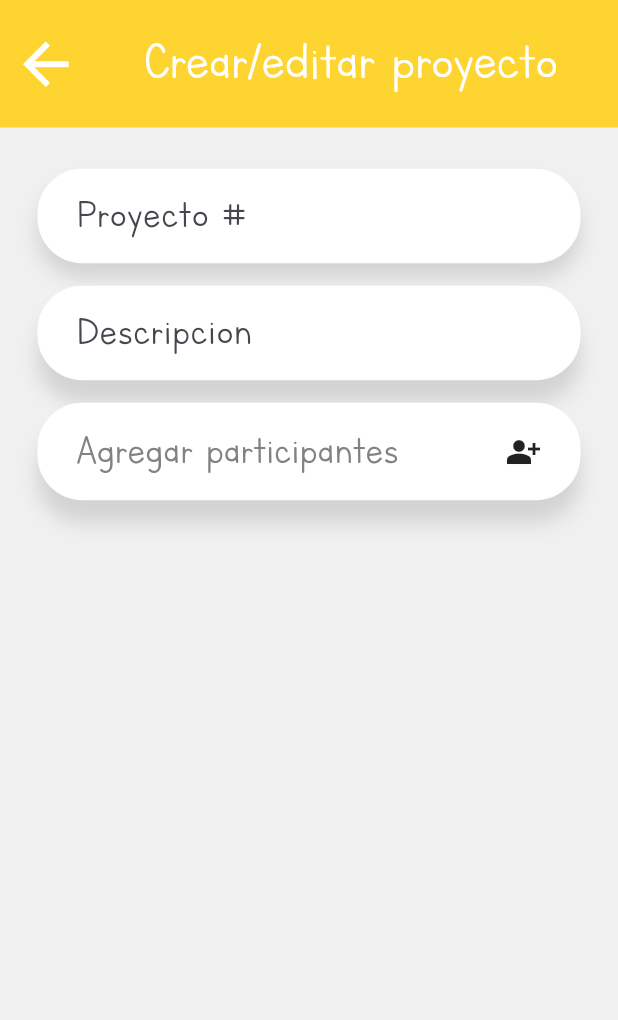
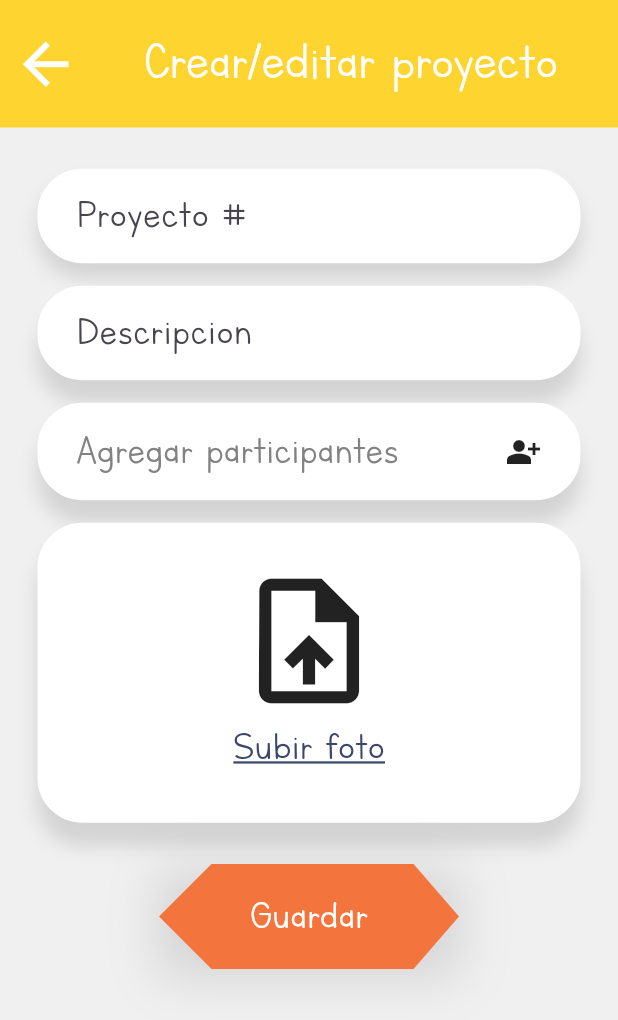
Before and after one commit to Sebastian-Buitrag0/Bee-Note, a Flutter app: the ProjectScreen screen opened by its route, on a phone screen of 412 x 824 dp. Shown: the top 1020 px of the screen. Run offline on Flutter 3.47's test engine with Material 3 defaults, Android fonts, the phone set to English and light mode, and no system bars; our stand-ins replace image_picker, intl_phone_field.

Commit message:
Se implementó Picker de galleria y foto para que el usuario pudiera subir una imagen al proyecto como portada

```diff
--- a/front_end/bee_note_application/lib/widgets/formulario_proyecto.dart
+++ b/front_end/bee_note_application/lib/widgets/formulario_proyecto.dart
@@ -1,5 +1,10 @@
+import 'package:flutter/material.dart';
+
 import 'package:bee_note_application/widgets/widgsts.dart';
-import 'package:flutter/material.dart';
+import 'dart:io';
+import 'dart:typed_data';
+
+import 'package:image_picker/image_picker.dart';
 
 class FormProyect extends StatefulWidget {
   const FormProyect({super.key});
@@ -12,6 +17,9 @@ class _FormProyetcStaet extends State<FormProyect> {
 
   final projectNamwController = TextEditingController();
   final descriptionController = TextEditingController();
+
+  Uint8List? _image;
+  File? selectedImage;
 
   @override
   Widget build(BuildContext context) {
@@ -33,13 +41,188 @@ class _FormProyetcStaet extends State<FormProyect> {
           ),
 
           _ParticipantButton(
-            onTap: () {
-              print('Funciona');
+            onTap: () => Navigator.pushNamed(context, 'collaborator'),
+          ),
+
+          _BuildSelectedImage(
+            onTapContainer: () => showImagePckerOption(context),
+            onTapText: () => showImagePckerOption(context),
+            image: _image,
+          ),
+
+          const SizedBox(height: 20,),
+
+          HexagonalButton(
+            onTap:() {
+              // todo: funcion para guardar los campos de nuevo proyecto
             },
-          )
+            text: 'Guardar',
+          ),
 
+          const SizedBox(height: 20,),
         ],
       ),
+    );
+  }
+
+  // Mostrar imagen en Avatar
+  void showImagePckerOption(BuildContext context){
+    showModalBottomSheet(
+      backgroundColor: Colors.amber[200],
+      context: context,
+      builder: (builder){
+
+        return Padding(
+          padding: const EdgeInsets.all(28.0),
+          child: SizedBox(
+            width: MediaQuery.of(context).size.width,
+            height: MediaQuery.of(context).size.height / 6.5,
+            child: Row(
+              children: [
+
+                Expanded(
+                  child: InkWell(
+                    onTap: (){
+                      _pickerImageFromGallery();
+                    },
+                    child: const SizedBox(
+                      child: Column(
+                        children: [
+                          Icon(Icons.image, size: 70,color: Color(0xFF3b486a),),
+                          Text('Galeria')
+                        ],
+                      ),
+                    ),
+                  ),
+                ),
+
+                Expanded(
+                  child: InkWell(
+                    onTap: (){
+                      _pickerImageFromCamera();
+                    },
+                    child: const SizedBox(
+                      child: Column(
+                        children: [
+                          Icon(Icons.camera_alt, size: 70,color: Color(0xFF3b486a),),
+                          Text('Camara')
+                        ],
+                      ),
+                    ),
+                  ),
+                )
+
+              ],
+            ),
+          ),
+        );
+      }
+    );
+  }
+
+  // Cargar imagen de galeria
+  Future _pickerImageFromGallery() async{
+    final returnImage = await ImagePicker().pickImage(source: ImageSource.gallery);
+
+    if(returnImage == null) return;
+
+    setState(() {
+      selectedImage = File(returnImage.path);
+      _image = File(returnImage.path).readAsBytesSync();
+    });
+    Navigator.of(context).pop();
+  }
+
+  // Cargar imagen de foto
+  Future _pickerImageFromCamera() async{
+    final returnImage = await ImagePicker().pickImage(source: ImageSource.camera);
+
+    if(returnImage == null) return;
+
+    setState(() {
+      selectedImage = File(returnImage.path);
+      _image = File(returnImage.path).readAsBytesSync();
+    });
+    Navigator.of(context).pop();
+  }
+}
+
+class _BuildSelectedImage extends StatelessWidget {
+
+  final Function() onTapContainer;
+  final Function() onTapText;
+  final Uint8List? image;
+
+  const _BuildSelectedImage({
+    required this.onTapContainer,
+    required this.onTapText,
+    this.image ,
+  });
+
+  @override
+  Widget build(BuildContext context) {
+    return Padding(
+      padding: const EdgeInsets.symmetric(horizontal: 25, vertical: 7.5),
+
+      child: GestureDetector(
+
+        onTap: onTapContainer,
+
+        child: Container(
+
+          width: double.infinity,
+          decoration: _buildBoxDecoration(),
+
+          height: 200,
+
+          child: image != null
+            ? ClipRRect(
+              borderRadius: BorderRadius.circular(30),
+              child: SizedBox(
+                width: double.infinity,
+                height: 200,
+                child: Image.memory(
+                  image!,
+                  fit: BoxFit.cover,
+                ),
+              ),
+            )
+            : Column(
+              mainAxisAlignment: MainAxisAlignment.center,
+              children: [
+                const Icon(Icons.upload_file, size: 100,),
+                GestureDetector(
+                  onTap: onTapText,
+                  child: const Text(
+                    'Subir foto',
+                    style: TextStyle(
+                      fontFamily: 'Letters_for_Learners',
+                      fontSize: 30,
+                      color: Color(0xFF3b486a),
+                      decoration: TextDecoration.underline,
+                      decorationColor: Color(0xFF3b486a)
+                    ),
+                  ),
+                ),
+              ],
+            ),
+
+        ),
+      ),
+    );
+  }
+  BoxDecoration _buildBoxDecoration() {
+    return BoxDecoration(
+      borderRadius: BorderRadius.circular(30),
+      border: Border.all(color: Colors.white),
+      color: Colors.white,
+      boxShadow: const [
+        BoxShadow(
+          color: Colors.black12,
+          offset: Offset(0, 15),
+          blurRadius: 10,
+        ),
+      ],
     );
   }
 }
@@ -111,18 +294,7 @@ class _BuilTextDescription extends StatelessWidget {
         width: double.infinity,
         padding: const EdgeInsets.symmetric(horizontal: 25),
 
-        decoration: BoxDecoration(
-          borderRadius: BorderRadius.circular(30),
-          border: Border.all(color: Colors.white),
-          color: Colors.white,
-          boxShadow: const [
-            BoxShadow(
-              color: Colors.black12,
-              offset: Offset(0, 15),
-              blurRadius: 10,
-            ),
-          ],
-        ),
+        decoration: _buildBoxDecoration(),
 
         child: TextFormField(
 
@@ -144,4 +316,19 @@ class _BuilTextDescription extends StatelessWidget {
       ),
     );
   }
+
+  BoxDecoration _buildBoxDecoration() {
+    return BoxDecoration(
+      borderRadius: BorderRadius.circular(30),
+      border: Border.all(color: Colors.white),
+      color: Colors.white,
+      boxShadow: const [
+        BoxShadow(
+          color: Colors.black12,
+          offset: Offset(0, 15),
+          blurRadius: 10,
+        ),
+      ],
+    );
+  }
 }
```
